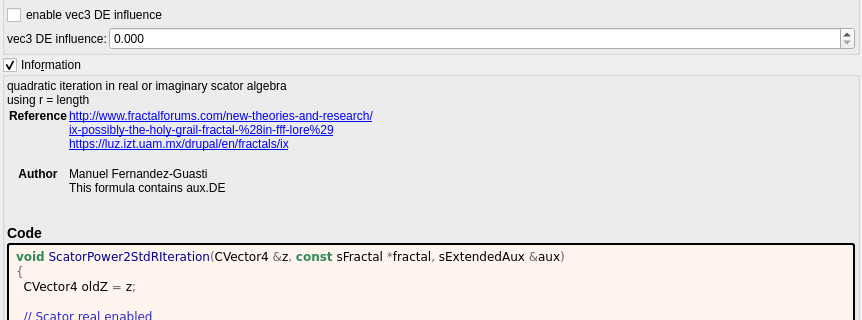
Above: mandelbulber2/formula/ui/scator_power2_std_r.ui from buddhi1980/mandelbulber2 before the change; both pictures show x 0 to 862 and y 246 to 566 of the 862 by 1243 pixel window. Below: the same form after it.
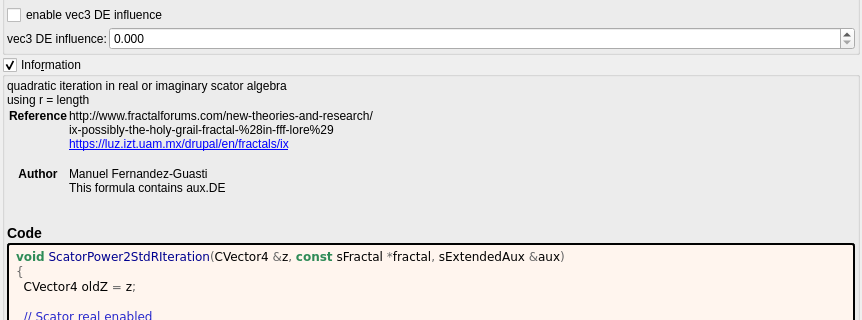
That is the form after the change. Custom widgets are drawn as their Qt base class.

Commit message:
docs: show fractalforums.com formula references as text
fractalforums.com is only partly online; fractalforums.org keeps a read-only
copy and the active forum. The formula information boxes now show
fractalforums.com references (and the wrapped lines that continue them) as
plain text. The links that remain are closed with </a>, which the generator
never wrote. The formula/ui files are regenerated with
tools/populate_ui_information.py.

```diff
--- a/mandelbulber2/formula/ui/scator_power2_std_r.ui
+++ b/mandelbulber2/formula/ui/scator_power2_std_r.ui
@@ -359,9 +359,9 @@
        <widget class="QLabel" name="label_information_general">
         <property name="text">
          <string notr="true">&lt;p&gt;quadratic iteration in real or imaginary scator algebra&lt;br&gt;using r = length&lt;/p&gt;&lt;table&gt;
-&lt;tr&gt;&lt;th&gt;Reference&lt;/th&gt;&lt;td&gt;&lt;a href=&quot;http://www.fractalforums.com/new-theories-and-research/&quot;&gt;http://www.fractalforums.com/new-theories-and-research/&lt;br&gt;
-&lt;a href=&quot;ix-possibly-the-holy-grail-fractal-%28in-fff-lore%29&quot;&gt;ix-possibly-the-holy-grail-fractal-%28in-fff-lore%29&lt;br&gt;
-&lt;a href=&quot;https://luz.izt.uam.mx/drupal/en/fractals/ix&quot;&gt;https://luz.izt.uam.mx/drupal/en/fractals/ix&lt;br&gt;
+&lt;tr&gt;&lt;th&gt;Reference&lt;/th&gt;&lt;td&gt;http://www.fractalforums.com/new-theories-and-research/&lt;br&gt;
+ix-possibly-the-holy-grail-fractal-%28in-fff-lore%29&lt;br&gt;
+&lt;a href=&quot;https://luz.izt.uam.mx/drupal/en/fractals/ix&quot;&gt;https://luz.izt.uam.mx/drupal/en/fractals/ix&lt;/a&gt;&lt;br&gt;
 &lt;/td&gt;&lt;/tr&gt;
 &lt;tr&gt;&lt;th&gt;Author&lt;/th&gt;&lt;td&gt;Manuel Fernandez-Guasti&lt;br&gt;
 This formula contains aux.DE&lt;br&gt;
```
The commit also changes 202 other files.
